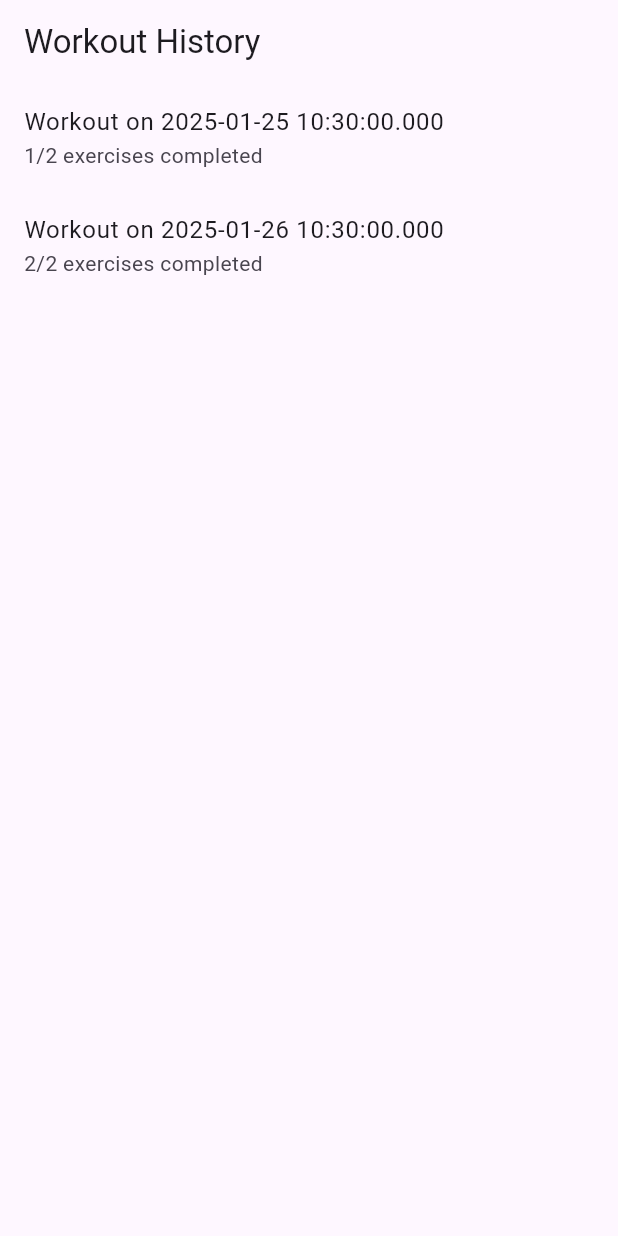
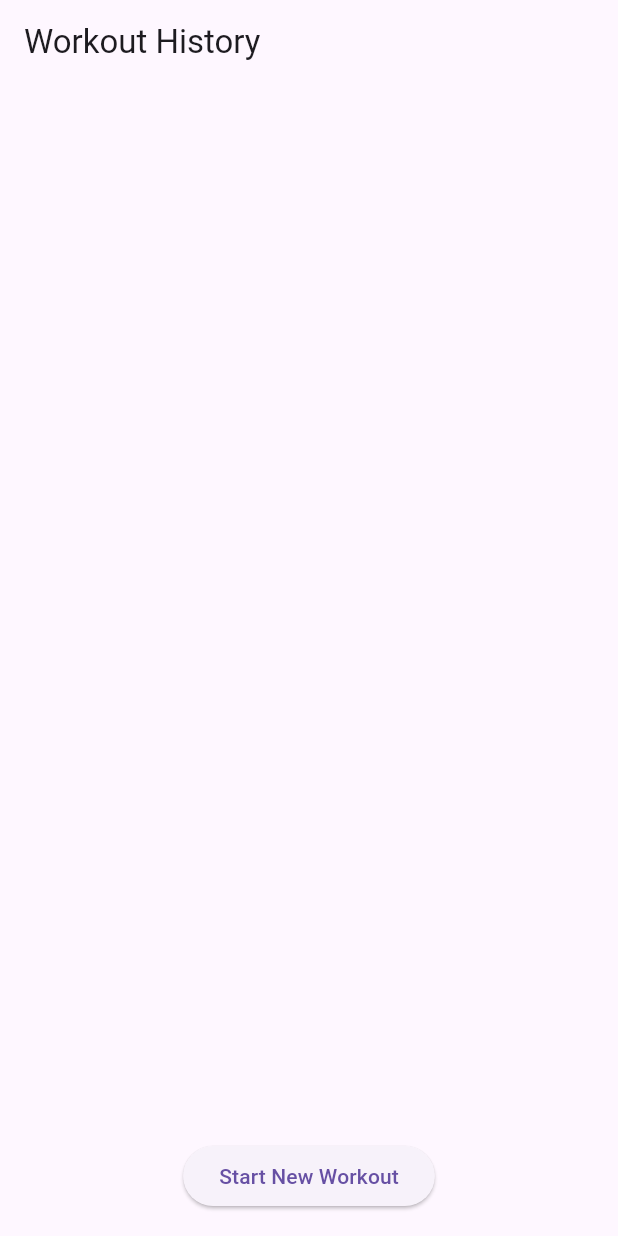
Before and after one commit to manishchalla/workout_history_app, a Flutter app: the screen it shows after launch, on a phone screen of 412 x 824 dp. Run offline on Flutter 3.47's test engine with Material 3 defaults, Android fonts, the phone set to English and light mode, and no system bars.

Commit message:
homework2 witout testcases and changed date to more readable as mentioned in homework1 comments

```diff
--- /dev/null
+++ b/lib/models/workout_plan.dart
@@ -0,0 +1,24 @@
+import 'exercise.dart';
+
+class WorkoutPlan {
+  final String name;
+  final List<Exercise> exercises;
+
+  WorkoutPlan({
+    required this.name,
+    required this.exercises,
+  });
+}
+
+final WorkoutPlan exampleWorkoutPlan = WorkoutPlan(
+  name: "Full Body Workout",
+  exercises: [
+    Exercise(name: "Push-ups", targetOutput: 20, unit: "repetitions"),
+    Exercise(name: "Plank", targetOutput: 60, unit: "seconds"),
+    Exercise(name: "Squats", targetOutput: 30, unit: "repetitions"),
+    Exercise(name: "Running", targetOutput: 1000, unit: "meters"),
+    Exercise(name: "Pull-ups", targetOutput: 10, unit: "repetitions"),
+    Exercise(name: "Burpees", targetOutput: 15, unit: "repetitions"),
+    Exercise(name: "Lunges", targetOutput: 20, unit: "repetitions"),
+  ],
+);
--- a/lib/pages/workout_history_page.dart
+++ b/lib/pages/workout_history_page.dart
@@ -1,20 +1,30 @@
 import 'package:flutter/material.dart';
-import '../models/fake_data.dart';
+import 'package:intl/intl.dart';
+import 'package:provider/provider.dart';
+import '../providers/workout_provider.dart';
 import 'workout_details_page.dart';
+import 'workout_recording_page.dart';
+import '../models/workout_plan.dart';
 
 class WorkoutHistoryPage extends StatelessWidget {
   @override
   Widget build(BuildContext context) {
+    final workoutProvider = Provider.of<WorkoutProvider>(context);
+
     return Scaffold(
       appBar: AppBar(
         title: Text('Workout History'),
       ),
-      body: ListView.builder(
-        itemCount: fakeWorkouts.length,
+      body: Column(
+        children: [
+          Expanded(
+            child: ListView.builder(
+              itemCount: workoutProvider.workouts.length,
               itemBuilder: (context, index) {
-          final workout = fakeWorkouts[index];
+                final workout = workoutProvider.workouts[index];
+                final formattedDateTime = DateFormat('MMM/dd/yyyy, h:mm a').format(workout.date);
                 return ListTile(
-            title: Text('Workout on ${workout.date.toString()}'),
+                  title: Text('Workout on $formattedDateTime'),
                   subtitle: Text('${workout.successfulExercises}/${workout.totalExercises} exercises completed'),
                   onTap: () {
                     Navigator.push(
@@ -27,6 +37,23 @@ class WorkoutHistoryPage extends StatelessWidget {
                 );
               },
             ),
+          ),
+          Padding(
+            padding: const EdgeInsets.all(16.0),
+            child: ElevatedButton(
+              onPressed: () {
+                Navigator.push(
+                  context,
+                  MaterialPageRoute(
+                    builder: (context) => WorkoutRecordingPage(workoutPlan: exampleWorkoutPlan),
+                  ),
+                );
+              },
+              child: Text('Start New Workout'),
+            ),
+          ),
+        ],
+      ),
     );
   }
 }
--- /dev/null
+++ b/lib/providers/workout_provider.dart
@@ -0,0 +1,18 @@
+import 'package:flutter/material.dart';
+import '../models/workout.dart';
+
+class WorkoutProvider with ChangeNotifier {
+  final List<Workout> _workouts = [];
+
+  List<Workout> get workouts => List.unmodifiable(_workouts);
+
+  void addWorkout(Workout workout) {
+    _workouts.add(workout);
+    notifyListeners();
+  }
+
+  List<Workout> get recentWorkouts {
+    final sevenDaysAgo = DateTime.now().subtract(Duration(days: 7));
+    return _workouts.where((w) => w.date.isAfter(sevenDaysAgo)).toList();
+  }
+}
--- a/pubspec.yaml
+++ b/pubspec.yaml
@@ -35,6 +35,7 @@ dependencies:
   # Use with the CupertinoIcons class for iOS style icons.
   cupertino_icons: ^1.0.8
   provider: ^6.0.0
+  intl: ^0.20.2
 
 dev_dependencies:
   flutter_test:
```
Also changed, not shown: lib/main.dart (+8 -1 lines), lib/pages/workout_recording_page.dart (added, +79 -0 lines), lib/widgets/recent_performance_widget.dart (added, +58 -0 lines), pubspec.lock. Lines whose indentation alone changed are shown as unchanged.
